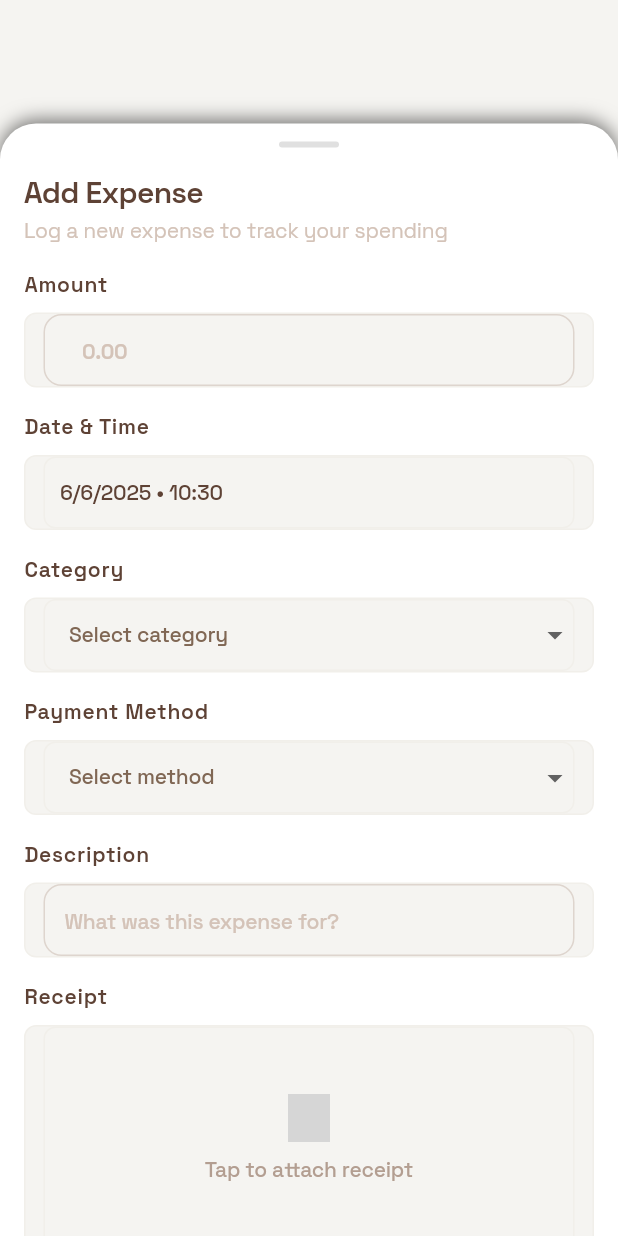
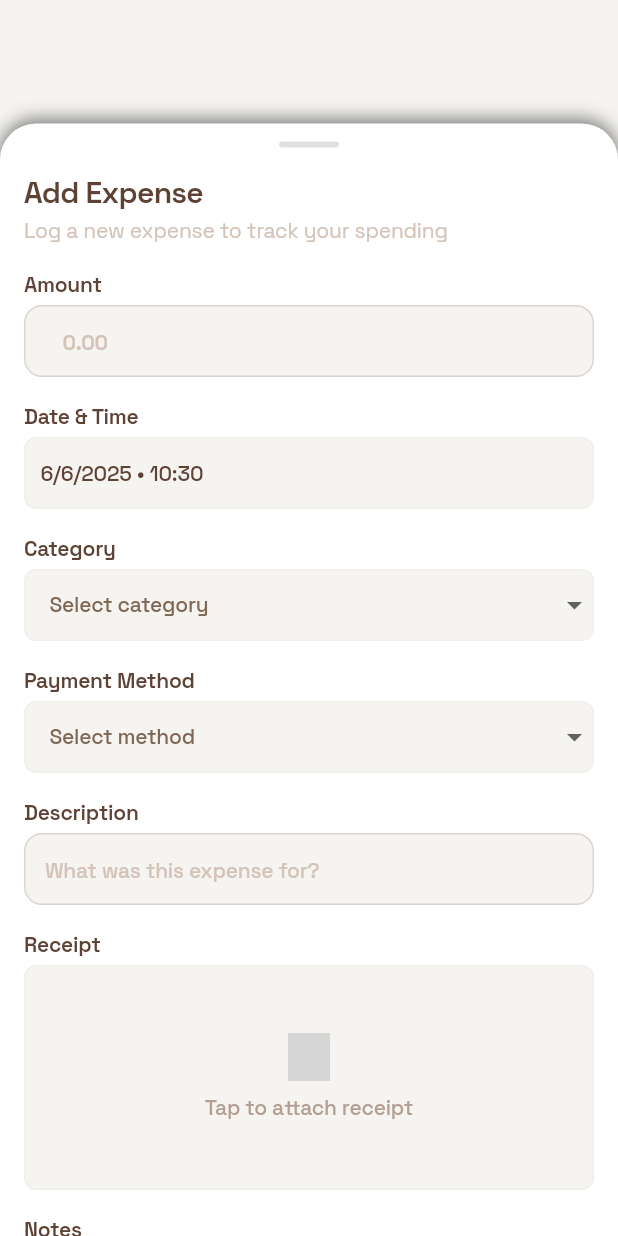
Before and after one commit to Dannny-Babs/tally, a Flutter app: the AddExpenseModal widget shown alone on an empty page, opened directly, on a phone screen of 412 x 824 dp. Run offline on Flutter 3.47's test engine with Material 3 defaults, Android fonts, the phone set to English and light mode, and no system bars; drawn by our look-alikes of dropdown_button2; our stand-ins replace bloc, equatable, fl_chart, flutter_bloc, flutter_svg, google_fonts and 4 more; missing offline and left inert: hugeicons_pro; grey boxes are pictures that could not be loaded.

Commit message:
refactor: update LabeledInput and AddExpenseModal for improved UI consistency
- Modified LabeledInput widget to adjust text styles and spacing for better visual alignment.
- Replaced SwitchListTile with a custom layout in AddExpenseModal to enhance the presentation of recurring expense options, including a smaller switch for improved usability.

```diff
--- a/lib/core/widgets/shared/labeled_input.dart
+++ b/lib/core/widgets/shared/labeled_input.dart
@@ -28,11 +28,10 @@ class LabeledInput extends StatelessWidget {
             Text(
               label,
               style: Theme.of(context).textTheme.bodyMedium?.copyWith(
-                    color: AppColors.textPrimaryLight,
+                color: AppColors.neutral900,
                 fontWeight: FontWeight.w600,
                 fontSize: 14,
-                    height: 1.5,
-                    letterSpacing: 0.5,
+                letterSpacing: -0.15,
                 fontFamily: GoogleFonts.spaceGrotesk().fontFamily,
               ),
             ),
@@ -49,21 +48,8 @@ class LabeledInput extends StatelessWidget {
               ),
           ],
         ),
-        const SizedBox(height: 8),
-        Container(
-          decoration: BoxDecoration(
-            color: errorText != null
-                ? AppColors.error.withAlpha(127)
-                : AppColors.backgroundLight,
-            borderRadius: BorderRadius.circular(8),
-            border: Border.all(
-              color: AppColors.borderLight,
-              width: 1,
-            ),
-          ),
-          padding: const EdgeInsets.symmetric(horizontal: 12),
-          child: child,
-        ),
+        const SizedBox(height: 4),
+        child,
         if (errorText != null) ...[
           const SizedBox(height: 4),
           Text(
@@ -74,7 +60,6 @@ class LabeledInput extends StatelessWidget {
               height: 1.5,
               letterSpacing: 0.5,
               fontFamily: GoogleFonts.spaceGrotesk().fontFamily,
-
             ),
           ),
         ],
--- a/lib/features/transactions/views/expense/add_expense_screen.dart
+++ b/lib/features/transactions/views/expense/add_expense_screen.dart
@@ -604,8 +604,16 @@ class _AddExpenseModalState extends State<AddExpenseModal> {
                       ),
 
                       const SizedBox(height: 16),
-                      SwitchListTile(
-                        title: Text(
+                      Padding(
+                        padding: const EdgeInsets.symmetric(vertical: 4, horizontal: 0),
+                        child: Row(
+                          mainAxisAlignment: MainAxisAlignment.spaceBetween,
+                          children: [
+                            Expanded(
+                              child: Column(
+                                crossAxisAlignment: CrossAxisAlignment.start,
+                                children: [
+                                  Text(
                                     'Repeat this expense',
                                     style: AppTextStyles.bodyMedium.copyWith(
                                       color: AppColors.textPrimaryLight,
@@ -614,7 +622,8 @@ class _AddExpenseModalState extends State<AddExpenseModal> {
                                       letterSpacing: -0.15,
                                     ),
                                   ),
-                        subtitle: Text(
+                                  const SizedBox(height: 2),
+                                  Text(
                                     'Set up recurring expense',
                                     style: AppTextStyles.bodyMedium.copyWith(
                                       color: AppColors.neutral700,
@@ -623,12 +632,28 @@ class _AddExpenseModalState extends State<AddExpenseModal> {
                                       letterSpacing: -0.15,
                                     ),
                                   ),
+                                ],
+                              ),
+                            ),
+                            Transform.scale(
+                              scale: 0.8, // Makes the switch smaller
+                              child: Switch(
+
                                 value: _isRecurring,
                                 onChanged: (bool value) {
                                   setState(() {
                                     _isRecurring = value;
                                   });
                                 },
+                                trackOutlineColor: MaterialStateProperty.all(AppColors.neutral200),
+                                activeColor: AppColors.primary800,
+                                inactiveThumbColor: AppColors.neutral400,
+                                inactiveTrackColor: AppColors.neutral200,
+                                materialTapTargetSize: MaterialTapTargetSize.shrinkWrap,
+                              ),
+                            ),
+                          ],
+                        ),
                       ),
 
                       if (_isRecurring) ...[
```
Lines whose indentation alone changed are shown as unchanged.
